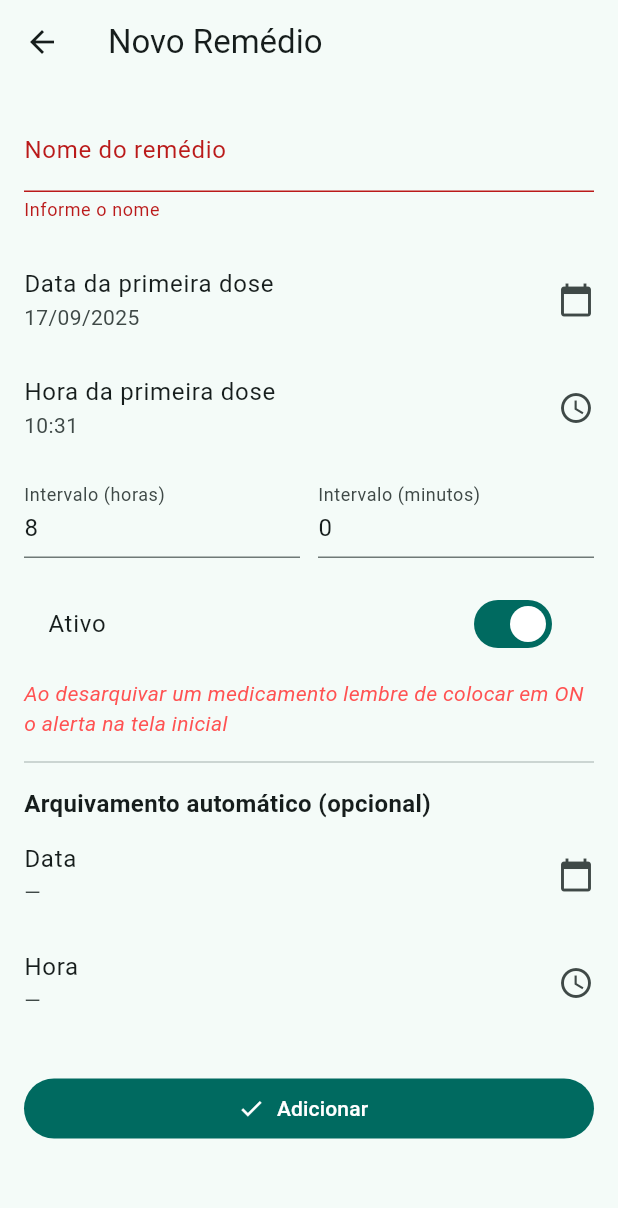
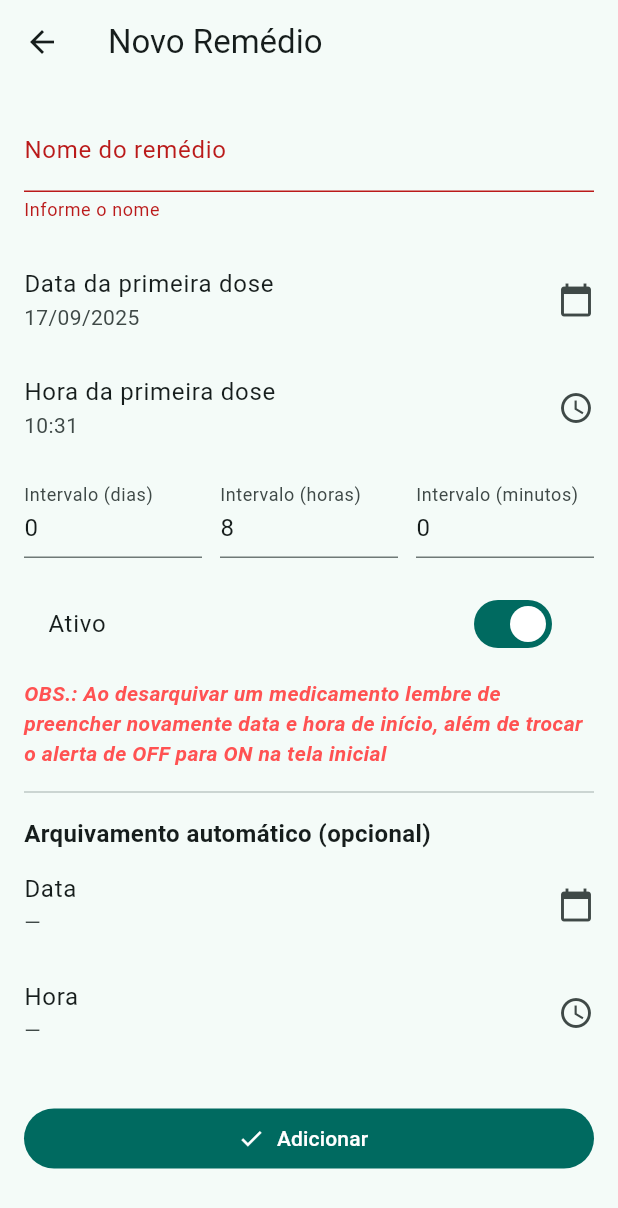
Before and after one commit to leonardonb/Medtask, a Flutter app: the EditMedPage screen opened directly, after a tap on "Adicionar", on a phone screen of 412 x 824 dp. Shown: the top 1208 px of the screen. Run offline on Flutter 3.47's test engine with Material 3 defaults, Android fonts, the phone set to English and light mode, and no system bars; our stand-ins replace awesome_notifications, device_info_plus, get, shared_preferences, sqflite; missing offline and left inert: android_intent_plus; accounts and stored records are empty.

Commit message:
FIX: Correções na página de apresentação, no arquivamento de medicação e nova melhoria na affordance de home para melhor aparência em celulares com a letra grande.

```diff
--- a/lib/core/about_data.dart
+++ b/lib/core/about_data.dart
@@ -1,8 +1,10 @@
 class AboutData {
   static const String appName = 'MedTask';
-  static const String description = 'Aplicativo voltado para controle e lembrete de medicações, o objetivo principal do app foi ajudar minha mãe a não esquecer de tomar os remédios e parar de depender de APPs comerciais, mas torço para que acabe ajudando o máximo de pessoas possíveis. As funcionalidades do app são: Criar medicação com intervalo de tempo e auto arquivamento; Lembretes que podem ser sonoros ou vibração; Possibilidade de arquivamento manual para recuperação a posteriori e em breve terá histórico também.';
+  static const String description = 'Aplicativo voltado para controle e lembrete de medicações.'
+      ' O objetivo principal do app foi ajudar minha mãe (que por ela eu faria mais 500 aplicativos) a não esquecer de tomar os remédios e parar de depender de APPs comerciais, mas torço para que acabe ajudando o máximo de pessoas possível. '
+      'As funcionalidades do app são: Criar medicação com intervalo de tempo e auto arquivamento; Lembretes que podem ser sonoros ou vibração; Possibilidade de arquivamento manual para recuperação a posteriori e em breve terá histórico também.';
   static const String author = 'Leonardo Nunes';
-  static const String contact = 'leonardonunes@gmail.com | https://github.com/leonardonb';
-  static const String version = '1.0.0';
+  static const String contact = 'leonardonb@gmail.com | https://github.com/leonardonb';
+  static const String version = '1.1';
   static const String? logoAsset = null; // ex.: 'assets/icon.png'
 }
--- a/lib/ui/pages/edit_med_page.dart
+++ b/lib/ui/pages/edit_med_page.dart
@@ -18,6 +18,7 @@ class EditMedPage extends StatefulWidget {
 class _EditMedPageState extends State<EditMedPage> {
   final _formKey = GlobalKey<FormState>();
   late final TextEditingController _nameCtrl;
+  late final TextEditingController _daysCtrl;
   late final TextEditingController _hoursCtrl;
   late final TextEditingController _minsCtrl;
   late DateTime _date;
@@ -37,9 +38,16 @@ class _EditMedPageState extends State<EditMedPage> {
     final now = DateTime.now().add(const Duration(minutes: 1));
     final m = widget.existing;
     _nameCtrl = TextEditingController(text: m?.name ?? '');
+
     final totalMin = m?.intervalMinutes ?? 480;
-    _hoursCtrl = TextEditingController(text: (totalMin ~/ 60).toString());
-    _minsCtrl = TextEditingController(text: (totalMin % 60).toString());
+    final d = totalMin ~/ 1440;
+    final remAfterDays = totalMin % 1440;
+    final h = remAfterDays ~/ 60;
+    final mi = remAfterDays % 60;
+    _daysCtrl = TextEditingController(text: d.toString());
+    _hoursCtrl = TextEditingController(text: h.toString());
+    _minsCtrl = TextEditingController(text: mi.toString());
+
     final first = m?.firstDose ?? now;
     _date = DateTime(first.year, first.month, first.day);
     _time = TimeOfDay(hour: first.hour, minute: first.minute);
@@ -69,6 +77,7 @@ class _EditMedPageState extends State<EditMedPage> {
   @override
   void dispose() {
     _nameCtrl.dispose();
+    _daysCtrl.dispose();
     _hoursCtrl.dispose();
     _minsCtrl.dispose();
     super.dispose();
@@ -120,12 +129,14 @@ class _EditMedPageState extends State<EditMedPage> {
 
     final vm = Get.find<MedListViewModel>();
     final when = _combine(_date, _time);
+
+    final d = int.tryParse(_daysCtrl.text) ?? 0;
     final h = int.tryParse(_hoursCtrl.text) ?? 0;
     final mi = int.tryParse(_minsCtrl.text) ?? 0;
-    final minutes = h * 60 + mi;
+    final minutes = d * 1440 + h * 60 + mi;
+
     final current = widget.existing;
-
-    final shouldBeEnabled = _justUnarchived ? true : _enabled;
+    final shouldBeEnabled = (current == null) ? true : (_justUnarchived ? true : _enabled);
     final autoAt = _combineAuto();
 
     final med = current == null
@@ -156,7 +167,11 @@ class _EditMedPageState extends State<EditMedPage> {
           await _archiveSvc.unarchive(persistedId);
         } catch (_) {}
       }
-      await vm.toggleEnabled(persistedId, shouldBeEnabled);
+      if (current == null || _justUnarchived) {
+        await vm.toggleEnabled(persistedId, true);
+      } else {
+        await vm.toggleEnabled(persistedId, shouldBeEnabled);
+      }
     }
 
     await vm.init();
@@ -182,7 +197,7 @@ class _EditMedPageState extends State<EditMedPage> {
         await Get.find<MedListViewModel>().init();
       }
       if (!mounted) return;
-      Navigator.of(context, rootNavigator: true).pop(true);
+      Navigator.of(context, rootNavigator: true).pop({'refresh': true});
       return;
     } else {
       try {
@@ -194,12 +209,7 @@ class _EditMedPageState extends State<EditMedPage> {
         await vm.init();
       }
       if (!mounted) return;
-      setState(() {
-        _archived = false;
-        _justUnarchived = true;
-        _enabled = true;
-        _archLoading = false;
-      });
+      Navigator.of(context, rootNavigator: true).popUntil((route) => route.isFirst);
     }
   }
 
@@ -259,16 +269,35 @@ class _EditMedPageState extends State<EditMedPage> {
                 children: [
                   Expanded(
                     child: TextFormField(
+                      controller: _daysCtrl,
+                      decoration: const InputDecoration(
+                        labelText: 'Intervalo (dias)',
+                        hintText: 'Ex.: 1',
+                      ),
+                      keyboardType: TextInputType.number,
+                      textInputAction: TextInputAction.next,
+                      validator: (v) {
+                        if (v == null || v.isEmpty) return null;
+                        final n = int.tryParse(v);
+                        if (n == null || n < 0) return 'Dias inválidos';
+                        return null;
+                      },
+                    ),
+                  ),
+                  const SizedBox(width: 12),
+                  Expanded(
+                    child: TextFormField(
                       controller: _hoursCtrl,
                       decoration: const InputDecoration(
                         labelText: 'Intervalo (horas)',
-                        hintText: 'Ex.: 8',
+                        hintText: '0–23',
                       ),
                       keyboardType: TextInputType.number,
+                      textInputAction: TextInputAction.next,
                       validator: (v) {
-                        if (v == null || v.isEmpty) return 'Informe as horas';
+                        if (v == null || v.isEmpty) return null;
                         final n = int.tryParse(v);
-                        if (n == null || n < 0) return 'Horas inválidas';
+                        if (n == null || n < 0 || n > 23) return 'Horas inválidas';
                         return null;
                       },
                     ),
@@ -283,11 +312,12 @@ class _EditMedPageState extends State<EditMedPage> {
                       ),
                       keyboardType: TextInputType.number,
                       validator: (v) {
-                        if (v == null || v.isEmpty) return 'Informe os minutos';
+                        if (v == null || v.isEmpty) return null;
                         final n = int.tryParse(v);
                         if (n == null || n < 0 || n > 59) return 'Minutos inválidos';
+                        final d = int.tryParse(_daysCtrl.text) ?? 0;
                         final h = int.tryParse(_hoursCtrl.text) ?? 0;
-                        if (h == 0 && n == 0) return 'Intervalo não pode ser 0';
+                        if (d == 0 && h == 0 && n == 0) return 'Intervalo não pode ser 0';
                         return null;
                       },
                     ),
@@ -302,8 +332,8 @@ class _EditMedPageState extends State<EditMedPage> {
               ),
               const SizedBox(height: 8),
               const Text(
-                'Ao desarquivar um medicamento lembre de colocar em ON o alerta na tela inicial',
-                style: TextStyle(fontSize: 14, color: Colors.redAccent, fontStyle: FontStyle.italic),
+                'OBS.: Ao desarquivar um medicamento lembre de preencher novamente data e hora de início, além de trocar o alerta de OFF para ON na tela inicial',
+                style: TextStyle(fontSize: 14, color: Colors.redAccent, fontStyle: FontStyle.italic, fontWeight: FontWeight.w700),
               ),
               const Divider(height: 32),
               const Text('Arquivamento automático (opcional)', style: TextStyle(fontSize: 16, fontWeight: FontWeight.w600)),
```
Also changed, not shown: lib/ui/pages/home_page.dart (+155 -92 lines).
